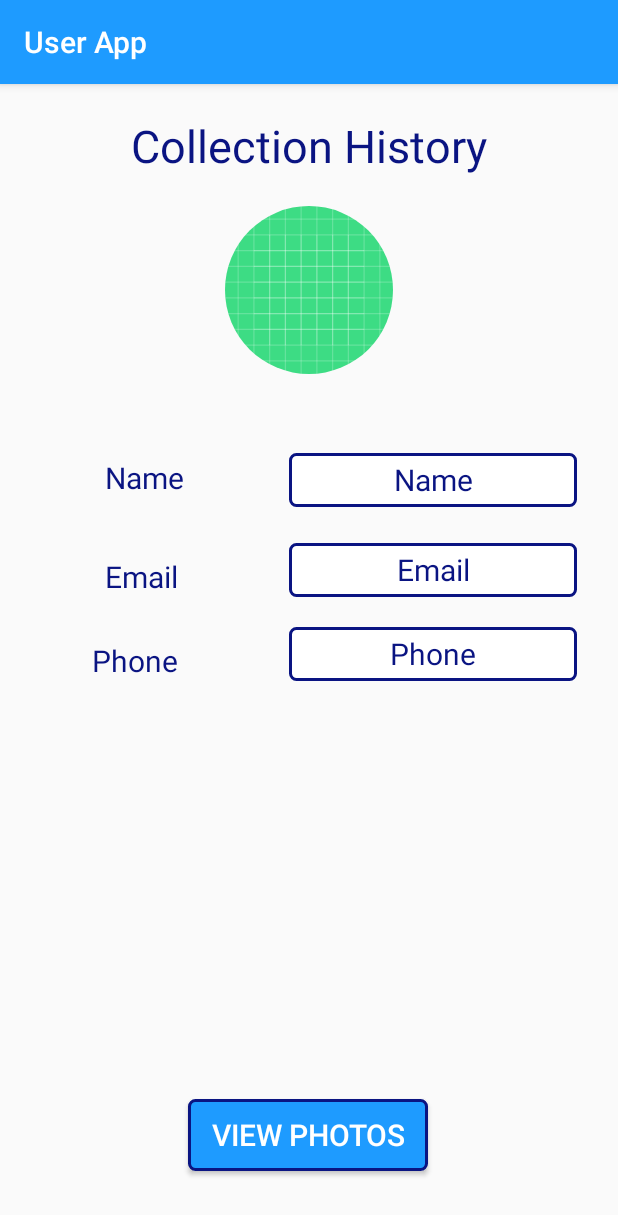
After one commit to eugenemccormack/User_Collect_My_Car, an Android app: the UserHistory screen opened directly, with no data from a screen before it, on a phone screen of 412 x 824 dp. The commit adds this screen. Shown: the top 1215 px of the screen. Run offline under Robolectric (Android 15) with nearby library versions, the phone set to English and light mode, and no system bars; our stand-ins replace CircleImageView, EventBus, Firebase (no records; nobody signed in at launch, a user with empty details on screens opened directly), RxJava; libraries missing offline, so code that uses them is left out: com.firebase.geofire, com.karumi.dexter, com.sothree.slidinguppanel; pictures from the network do not load.

Commit message:
RecyclerView OnClick Listener Working

```diff
--- a/app/src/main/AndroidManifest.xml
+++ b/app/src/main/AndroidManifest.xml
@@ -48,6 +48,8 @@
          <activity
         android:name=".ViewDriverInfo"
         android:label="@string/title_activity_view_driver_info"/>
+        <activity
+            android:name=".UserHistory"/>
         <activity android:name=".NavigationDrawerUser" />
         <activity
             android:name=".MapsActivity"
--- a/app/src/main/java/com/example/user_collect_my_car/Adapter/DriverAdapter.kt
+++ b/app/src/main/java/com/example/user_collect_my_car/Adapter/DriverAdapter.kt
@@ -6,6 +6,7 @@ import android.view.View
 import android.view.ViewGroup
 import android.widget.TextView
 import androidx.recyclerview.widget.RecyclerView
+import com.bumptech.glide.Glide.init
 import com.example.user_collect_my_car.Model.DriverGeoModel
 import com.example.user_collect_my_car.Model.DriverInfoModel
 import com.example.user_collect_my_car.Model.TripPlanModel
@@ -14,7 +15,7 @@ import com.example.user_collect_my_car.R
 import kotlinx.android.synthetic.main.activity_recyclerview_layout.view.*
 import kotlin.collections.ArrayList
 
-class DriverAdapter (val context: Context, val posts: List<TripPlanModel>): RecyclerView.Adapter<DriverAdapter.MyViewHolder>() {
+class DriverAdapter (val context: Context, val posts: List<TripPlanModel>, private val listener: OnItemClickListener): RecyclerView.Adapter<DriverAdapter.MyViewHolder>()  {
     override fun onCreateViewHolder(parent: ViewGroup, viewType: Int): DriverAdapter.MyViewHolder {
 
         val itemView = LayoutInflater.from(context).inflate(R.layout.activity_recyclerview_layout, parent, false)
@@ -32,7 +33,7 @@ class DriverAdapter (val context: Context, val posts: List<TripPlanModel>): Recy
     override fun getItemCount() = posts.size
     //) /*(internal var context: Context): RecyclerView.Adapter<DriverAdapter.MyViewHolder>() {
 
-    inner class MyViewHolder(itemView: View) : RecyclerView.ViewHolder(itemView) {
+    inner class MyViewHolder(itemView: View) : RecyclerView.ViewHolder(itemView), View.OnClickListener {
         fun bind(tripPlanModel: TripPlanModel) {
 
             itemView.driver_name.text = tripPlanModel.time
@@ -40,6 +41,32 @@ class DriverAdapter (val context: Context, val posts: List<TripPlanModel>): Recy
 
 
         }
+        init{
+
+            itemView.setOnClickListener(this)
+
+        }
+
+
+        override fun onClick(v: View?) {
+
+            val position = adapterPosition
+
+            if(position != RecyclerView.NO_POSITION) {
+
+                listener.onItemClick(position)
+
+            }
+
+        }
+
+
+    }
+
+    interface OnItemClickListener{
+        fun onItemClick(position: Int)
+
+
     }
 
 
--- a/app/src/main/java/com/example/user_collect_my_car/Model/UserModel.kt
+++ b/app/src/main/java/com/example/user_collect_my_car/Model/UserModel.kt
@@ -7,7 +7,7 @@ class UserModel {
     var email:String? = null
     var image:String? = null
 
-    var user: String? = null
+/*    var user: String? = null
 
     var driver: String? = null
 
@@ -37,9 +37,9 @@ class UserModel {
 
     var isDone = false
 
-    var isCancelled = false
+    var isCancelled = false*/
 
-    constructor() {
+/*    constructor() {
 
 
     }
@@ -51,7 +51,7 @@ class UserModel {
         this.image = image
         this.destinationString = destinationString
         this.user = user
-    }
+    }*/
 
 
 
--- a/app/src/main/java/com/example/user_collect_my_car/NavigationDrawerUser.kt
+++ b/app/src/main/java/com/example/user_collect_my_car/NavigationDrawerUser.kt
@@ -1,11 +1,13 @@
 package com.example.user_collect_my_car
 
+import android.content.Intent
 import android.os.Bundle
 import android.text.TextUtils
 import android.util.Log
 import android.view.Menu
 import android.view.MenuItem
 import android.widget.ImageView
+import android.widget.Toast
 import androidx.appcompat.app.ActionBarDrawerToggle
 import androidx.appcompat.app.AppCompatActivity
 import androidx.recyclerview.widget.DividerItemDecoration
@@ -22,7 +24,7 @@ import com.google.firebase.database.ktx.getValue
 import kotlinx.android.synthetic.main.activity_recyclerview.*
 import java.util.ArrayList
 
-class NavigationDrawerUser : AppCompatActivity() {
+class NavigationDrawerUser : AppCompatActivity(), DriverAdapter.OnItemClickListener {
 
     private var mAuth: FirebaseAuth? = null
     private var mUser: FirebaseUser? = null
@@ -62,7 +64,7 @@ class NavigationDrawerUser : AppCompatActivity() {
 
         posts = mutableListOf()
 
-        adapter = DriverAdapter(this, posts)
+        adapter = DriverAdapter(this, posts, this)
 
         recycler_view.adapter = adapter
 
@@ -276,6 +278,8 @@ class NavigationDrawerUser : AppCompatActivity() {
 
 
         })
+
+
 
 
 /*
@@ -577,4 +581,18 @@ class NavigationDrawerUser : AppCompatActivity() {
     }*/
 
     }
+
+    override fun onItemClick(position: Int) {
+
+        Toast.makeText(this, "Item $position clicked", Toast.LENGTH_SHORT).show()
+        val clickedItem = posts[position]
+
+        val intent = Intent(this, UserHistory::class.java)
+
+           // intent.putExtra(MESSGAE,marker.title)
+
+            startActivity(intent)
+
+
+    }
 }
--- /dev/null
+++ b/app/src/main/java/com/example/user_collect_my_car/UserHistory.kt
@@ -0,0 +1,21 @@
+package com.example.user_collect_my_car
+
+import android.os.Bundle
+import androidx.appcompat.app.AppCompatActivity
+import kotlinx.android.synthetic.main.activity_view_driver_info.*
+
+class UserHistory: AppCompatActivity() {
+
+    override fun onCreate(savedInstanceState: Bundle?) {
+        super.onCreate(savedInstanceState)
+        setContentView(R.layout.activity_user_history)
+
+
+        var driverKey = intent.getStringExtra(MapsActivity.MESSGAE)
+
+        //driverKey = driver_Key.text.toString()
+
+        driver_Key.text = driverKey
+
+    }
+}
--- /dev/null
+++ b/app/src/main/res/layout/activity_user_history.xml
@@ -0,0 +1,154 @@
+<?xml version="1.0" encoding="utf-8"?>
+<androidx.constraintlayout.widget.ConstraintLayout xmlns:android="http://schemas.android.com/apk/res/android"
+    xmlns:app="http://schemas.android.com/apk/res-auto"
+    xmlns:tools="http://schemas.android.com/tools"
+    android:layout_width="match_parent"
+    android:layout_height="match_parent"
+    tools:context=".ViewDriverInfo">
+
+    <TextView
+        android:id="@+id/textView6"
+        android:layout_width="wrap_content"
+        android:layout_height="wrap_content"
+        android:gravity="center_vertical"
+        android:text="Collection History"
+        android:textColor="@color/dark_Blue"
+        android:textSize="30dp"
+        app:layout_constraintBottom_toBottomOf="parent"
+        app:layout_constraintEnd_toEndOf="parent"
+        app:layout_constraintStart_toStartOf="parent"
+        app:layout_constraintTop_toTopOf="parent"
+        app:layout_constraintVertical_bias="0.028" />
+
+    <TextView
+        android:id="@+id/driver_Key"
+        android:layout_width="0dp"
+        android:layout_height="14dp"
+        android:gravity="center_vertical"
+        android:textColor="@color/dark_Blue"
+        app:layout_constraintBottom_toBottomOf="parent"
+        app:layout_constraintEnd_toEndOf="parent"
+        app:layout_constraintHorizontal_bias="0.09"
+        app:layout_constraintStart_toStartOf="parent"
+        app:layout_constraintTop_toTopOf="parent"
+        app:layout_constraintVertical_bias="0.601" />
+
+    <de.hdodenhof.circleimageview.CircleImageView
+        android:id="@+id/driver_profileImage"
+        android:layout_width="113dp"
+        android:layout_height="112dp"
+        android:layout_margin="10dp"
+        android:src="@drawable/ic_launcher_background"
+        app:layout_constraintBottom_toBottomOf="parent"
+        app:layout_constraintEnd_toEndOf="@+id/textView6"
+        app:layout_constraintStart_toStartOf="@+id/textView6"
+        app:layout_constraintTop_toTopOf="parent"
+        app:layout_constraintVertical_bias="0.112" />
+
+    <TextView
+        android:id="@+id/textView2"
+        android:layout_width="wrap_content"
+        android:layout_height="wrap_content"
+        android:text="Name"
+        android:textColor="@color/dark_Blue"
+        android:textSize="20dp"
+        app:layout_constraintBottom_toBottomOf="@+id/driver_Name"
+        app:layout_constraintEnd_toEndOf="parent"
+        app:layout_constraintHorizontal_bias="0.195"
+        app:layout_constraintStart_toStartOf="parent"
+        app:layout_constraintTop_toTopOf="@+id/driver_Name"
+        app:layout_constraintVertical_bias="0.309" />
+
+    <TextView
+        android:id="@+id/driver_Name"
+        android:layout_width="192dp"
+        android:layout_height="36dp"
+        android:background="@drawable/register_edittext"
+        android:gravity="center"
+        android:text="Name"
+        android:textAlignment="center"
+        android:textColor="@color/dark_Blue"
+        android:textSize="20dp"
+        app:layout_constraintBottom_toBottomOf="parent"
+        app:layout_constraintEnd_toEndOf="parent"
+        app:layout_constraintHorizontal_bias="0.876"
+        app:layout_constraintStart_toStartOf="parent"
+        app:layout_constraintTop_toTopOf="parent"
+        app:layout_constraintVertical_bias="0.336" />
+
+    <TextView
+        android:id="@+id/textView3"
+        android:layout_width="wrap_content"
+        android:layout_height="wrap_content"
+        android:text="Email"
+        android:textColor="@color/dark_Blue"
+        android:textSize="20dp"
+        app:layout_constraintBottom_toBottomOf="parent"
+        app:layout_constraintEnd_toEndOf="@+id/textView2"
+        app:layout_constraintHorizontal_bias="0.0"
+        app:layout_constraintStart_toStartOf="@+id/textView2"
+        app:layout_constraintTop_toTopOf="parent"
+        app:layout_constraintVertical_bias="0.425" />
+
+    <TextView
+        android:id="@+id/driver_Email"
+        android:layout_width="192dp"
+        android:layout_height="36dp"
+        android:background="@drawable/register_edittext"
+        android:gravity="center"
+        android:text="Email"
+        android:textAlignment="center"
+        android:textColor="@color/dark_Blue"
+        android:textSize="20dp"
+        app:layout_constraintBottom_toBottomOf="@+id/textView3"
+        app:layout_constraintEnd_toEndOf="@+id/driver_Name"
+        app:layout_constraintHorizontal_bias="0.0"
+        app:layout_constraintStart_toStartOf="@+id/driver_Name"
+        app:layout_constraintTop_toTopOf="@+id/textView3"
+        app:layout_constraintVertical_bias="1.0" />
+
+    <TextView
+        android:id="@+id/textView4"
+        android:layout_width="wrap_content"
+        android:layout_height="wrap_content"
+        android:text="Phone"
+        android:textColor="@color/dark_Blue"
+        android:textSize="20dp"
+        app:layout_constraintBottom_toBottomOf="parent"
+        app:layout_constraintEnd_toEndOf="@+id/textView3"
+        app:layout_constraintHorizontal_bias="1.0"
+        app:layout_constraintStart_toStartOf="@+id/textView3"
+        app:layout_constraintTop_toTopOf="parent" />
+
+    <TextView
+        android:id="@+id/driver_Phone"
+        android:layout_width="192dp"
+        android:layout_height="36dp"
+        android:background="@drawable/register_edittext"
+        android:gravity="center"
+        android:text="Phone"
+        android:textAlignment="center"
+        android:textColor="@color/dark_Blue"
+        android:textSize="20dp"
+        app:layout_constraintBottom_toBottomOf="@+id/textView4"
+        app:layout_constraintEnd_toEndOf="@+id/driver_Email"
+        app:layout_constraintHorizontal_bias="0.0"
+        app:layout_constraintStart_toStartOf="@+id/driver_Email"
+        app:layout_constraintTop_toTopOf="@+id/textView4"
+        app:layout_constraintVertical_bias="1.0" />
+
+    <Button
+        android:id="@+id/select_driver"
+        android:layout_width="160dp"
+        android:layout_height="wrap_content"
+        android:background="@drawable/button_border"
+        android:text="View Photos"
+        android:textColor="@color/white"
+        android:textSize="20dp"
+        app:layout_constraintBottom_toBottomOf="parent"
+        app:layout_constraintEnd_toEndOf="parent"
+        app:layout_constraintHorizontal_bias="0.498"
+        app:layout_constraintStart_toStartOf="parent"
+        app:layout_constraintTop_toBottomOf="@+id/driver_profileImage"
+        app:layout_constraintVertical_bias="0.918" />
+</androidx.constraintlayout.widget.ConstraintLayout>
```
